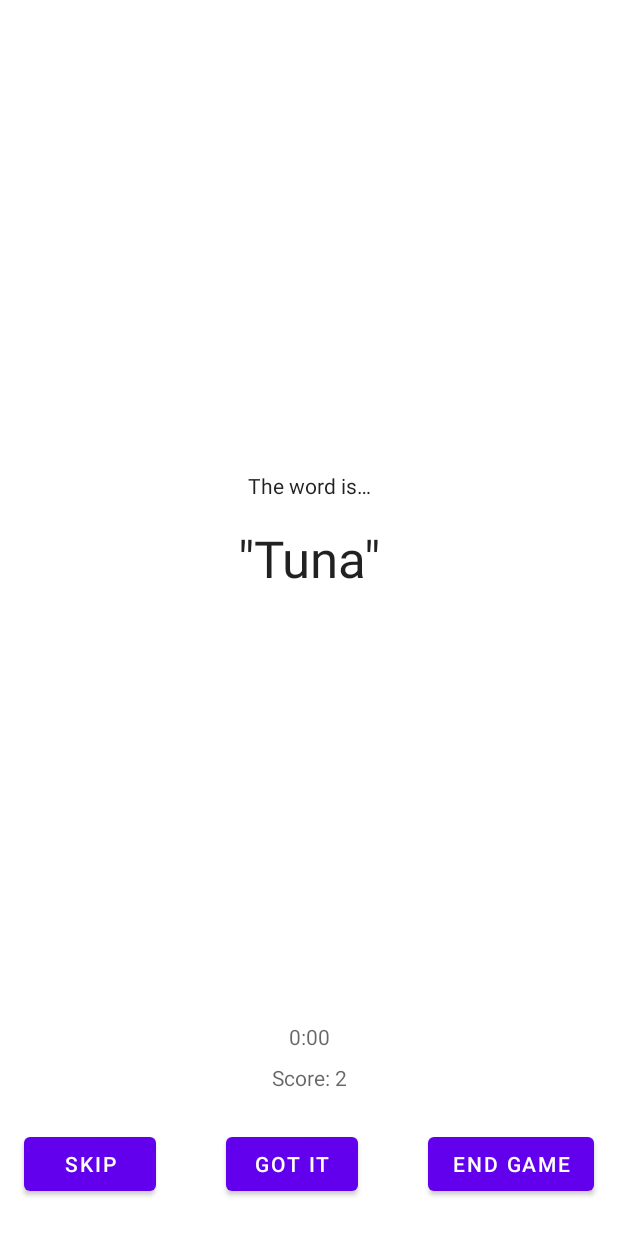
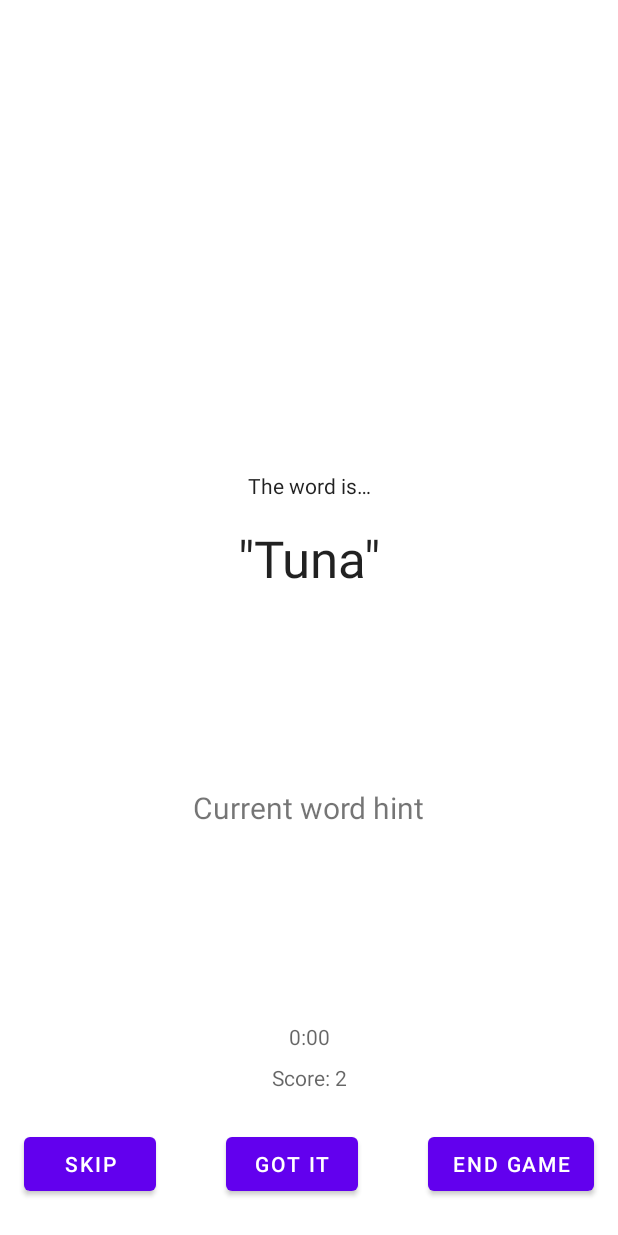
Before and after one commit to dev-baik/android-kotlin-fundamentals-starter-apps, an Android app: the layout game_fragment.xml on its own in the app's theme, with its tools: preview values and no code run, on a phone screen of 412 x 824 dp. Run offline under Robolectric (Android 15) with nearby library versions, the phone set to English and light mode, and no system bars.

Commit message:
단어에 대한 힌트 추가

```diff
--- a/GuessTheWord-Starter/src/main/java/com/example/guesstheword_starter/screens/game/GameViewModel.kt
+++ b/GuessTheWord-Starter/src/main/java/com/example/guesstheword_starter/screens/game/GameViewModel.kt
@@ -43,6 +43,11 @@ class GameViewModel : ViewModel() {
     private val _eventGameFinish = MutableLiveData<Boolean>()
     val eventGameFinish: LiveData<Boolean> = _eventGameFinish
 
+    val wordHint = Transformations.map(word) { word ->
+        val randomPosition = (1..word.length).random()
+        "Current word has " + word.length + " letters" + "\nThe letter at position " + randomPosition + " is " +
+                word[randomPosition - 1].toUpperCase()
+    }
 
     init {
         _word.value = ""
--- a/GuessTheWord-Starter/src/main/res/layout/game_fragment.xml
+++ b/GuessTheWord-Starter/src/main/res/layout/game_fragment.xml
@@ -65,6 +65,18 @@
             app:layout_constraintTop_toBottomOf="@+id/word_is_text"
             app:layout_constraintVertical_chainStyle="packed"
             tools:text="&quot;Tuna&quot;" />
+
+        <TextView
+            android:id="@+id/word_hint"
+            android:layout_width="wrap_content"
+            android:layout_height="wrap_content"
+            android:textSize="20sp"
+            android:text="@{gameViewModel.wordHint}"
+            app:layout_constraintTop_toBottomOf="@id/word_text"
+            app:layout_constraintBottom_toTopOf="@id/timer_text"
+            app:layout_constraintStart_toStartOf="parent"
+            app:layout_constraintEnd_toEndOf="parent"
+            tools:text="Current word hint"/>
 
         <TextView
             android:id="@+id/timer_text"
```
